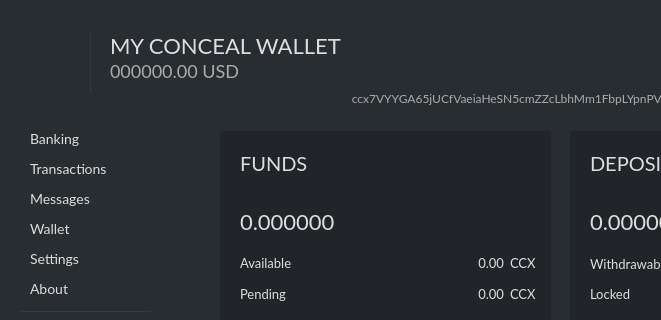
Qt form src/gui/ui/overviewframe.ui (ConcealNetwork/conceal-desktop) before a commit; both pictures show x 0 to 661 and y 0 to 320 of the 1270 by 700 pixel window.
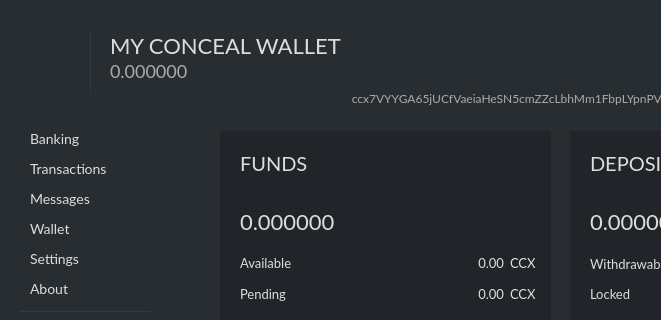
The same form after that commit. Icons and pictures are not drawn.

Commit message: correct default total placeholder

Patch:
```diff
--- a/src/gui/ui/overviewframe.ui
+++ b/src/gui/ui/overviewframe.ui
@@ -1232,7 +1232,7 @@
 font-family: Lato;</string>
        </property>
        <property name="text">
-        <string notr="true">000000.00 USD</string>
+        <string notr="true">0.000000</string>
        </property>
        <property name="alignment">
         <set>Qt::AlignLeading|Qt::AlignLeft|Qt::AlignVCenter</set>
```
Left out of the diff: 12 changed lines with no effect on the pictures.
